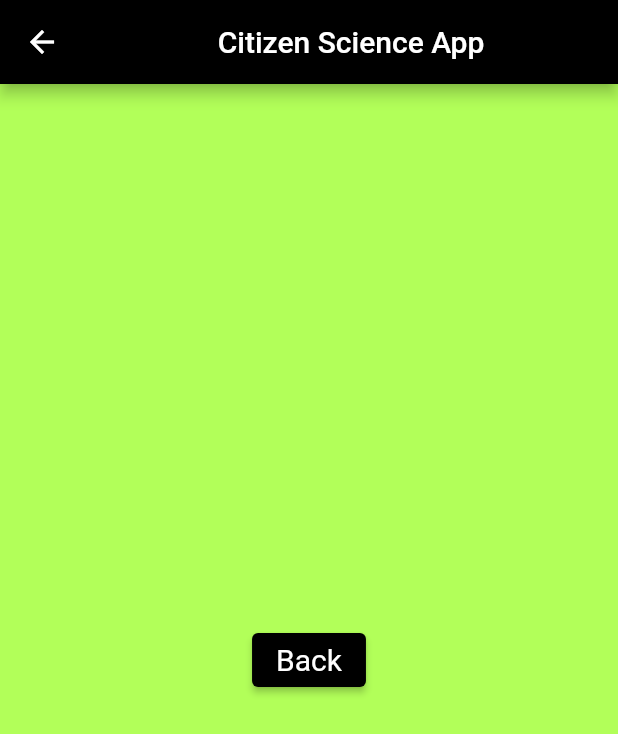
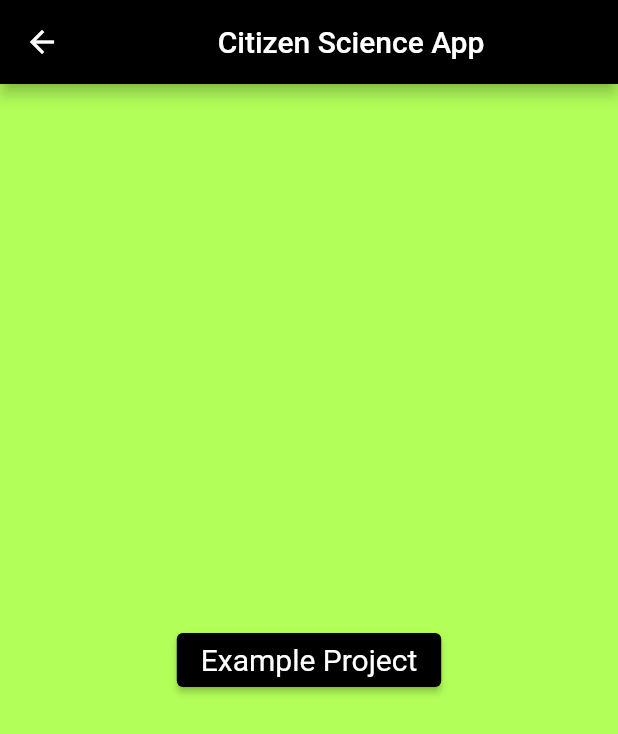
Before and after one commit to brian-rud/osu-cs467-citizen-science, a Flutter app: the screen it shows after launch, after a tap on "Submit", on a phone screen of 412 x 824 dp. Shown: the top 734 px of the screen. Run offline on Flutter 3.47's test engine with Material 2 defaults, Android fonts, the phone set to English and light mode, and no system bars.

Commit message:
Further Navigation Improvements
Able to create a 'Project' object on the class code page that passes that object to other pages; will implement http calls as well;

```diff
--- a/flutter_citizen_science/lib/main.dart
+++ b/flutter_citizen_science/lib/main.dart
@@ -1,4 +1,6 @@
 import 'package:flutter/material.dart';
+import 'package:flutter_citizen_science/modules/class_details.dart';
+import 'package:flutter_citizen_science/modules/class_input_screen.dart';
 
 void main() => (runApp(const CitizenScienceApp()));
 
@@ -12,142 +14,3 @@ class CitizenScienceApp extends StatelessWidget {
     );
   }
 }
-
-// home input page
-
-class CodeInputScreen extends StatelessWidget {
-  const CodeInputScreen({Key? key}) : super(key: key);
-
-  final String _title = 'Citizen Science App';
-
-  @override
-  Widget build(BuildContext context) {
-    return Scaffold(
-      appBar: AppBar(
-        title: Center(child: Text(_title)),
-        backgroundColor: Colors.black,
-      ),
-      body: const ClassCodeInput(),
-      backgroundColor: Colors.lightGreenAccent,
-    );
-  }
-}
-
-class ClassCodeInput extends StatefulWidget {
-  const ClassCodeInput({Key? key}) : super(key: key);
-
-  @override
-  _ClassCodeInputState createState() => _ClassCodeInputState();
-}
-
-class _ClassCodeInputState extends State<ClassCodeInput> {
-  final GlobalKey<FormState> _classCode = GlobalKey<FormState>();
-
-  @override
-  Widget build(BuildContext context) {
-    return Padding(
-      padding: const EdgeInsets.all(10),
-      child: ListView(
-        children: <Widget>[
-          Container(
-            alignment: Alignment.center,
-            padding: const EdgeInsets.all(40),
-            child: const FittedBox(
-              fit: BoxFit.contain,
-              child: FlutterLogo(
-                curve: Curves.bounceIn,
-                size: 100,
-              ),
-            ),
-          ),
-          Container(
-              alignment: Alignment.center,
-              padding: const EdgeInsets.all(10),
-              child: const Text(
-                'Welcome to the Citizen Science App!',
-                textAlign: TextAlign.center,
-                style: TextStyle(
-                    color: Colors.black,
-                    fontWeight: FontWeight.w500,
-                    fontSize: 30),
-              )),
-          Container(
-            alignment: Alignment.center,
-            padding: const EdgeInsets.all(10),
-            child: const TextField(
-              textAlign: TextAlign.center,
-              decoration: InputDecoration(
-                fillColor: Colors.white,
-                filled: true,
-                // errorText: 'Invalid Code',
-                enabledBorder: OutlineInputBorder(
-                    borderSide: BorderSide(
-                  color: Colors.black,
-                  width: 2,
-                )),
-                focusedBorder: OutlineInputBorder(
-                    borderSide: BorderSide(
-                  color: Colors.black,
-                  width: 2,
-                )),
-                labelText: 'Code',
-              ),
-            ),
-          ),
-          Container(
-            height: 50,
-            padding: const EdgeInsets.fromLTRB(10, 0, 10, 0),
-            child: ElevatedButton(
-              child: const Text(
-                'Submit',
-              ),
-              onPressed: () {
-                Navigator.push(context, MaterialPageRoute(builder: (context) {
-                  return const ClassDetailsScreen();
-                }));
-              },
-              style: ButtonStyle(
-                textStyle:
-                    MaterialStateProperty.all(const TextStyle(fontSize: 20)),
-                backgroundColor: MaterialStateProperty.all(Colors.black),
-              ),
-            ),
-          )
-        ],
-      ),
-    );
-  }
-}
-
-// class details page
-
-class ClassDetailsScreen extends StatelessWidget {
-  const ClassDetailsScreen({Key? key}) : super(key: key);
-
-  final String _title = 'Citizen Science App';
-
-  @override
-  Widget build(BuildContext context) {
-    return Scaffold(
-      appBar: AppBar(
-        title: Center(child: Text(_title)),
-        backgroundColor: Colors.black,
-      ),
-      body: Center(
-        child: ElevatedButton(
-          child: const Text('Back'),
-          onPressed: () {
-            Navigator.pop(context);
-          },
-          style: ButtonStyle(
-            textStyle: MaterialStateProperty.all(const TextStyle(fontSize: 20)),
-            backgroundColor: MaterialStateProperty.all(Colors.black),
-          ),
-        ),
-      ),
-      backgroundColor: Colors.lightGreenAccent,
-    );
-  }
-}
-
-// class details page
--- a/flutter_citizen_science/lib/modules/app_bar.dart
+++ /dev/null
@@ -1 +0,0 @@
-import 'package:flutter/material.dart';
--- /dev/null
+++ b/flutter_citizen_science/lib/modules/class_details.dart
@@ -0,0 +1,36 @@
+import 'package:flutter/material.dart';
+import 'package:flutter_citizen_science/modules/class_input_screen.dart';
+import 'class_input_screen.dart';
+import 'projectObj.dart';
+// class details page
+
+class ClassDetailsScreen extends StatelessWidget {
+  const ClassDetailsScreen(this.currentProject, {Key? key}) : super(key: key);
+
+  final String _title = 'Citizen Science App';
+
+  final ProjectObj currentProject;
+
+  @override
+  Widget build(BuildContext context) {
+    return Scaffold(
+      appBar: AppBar(
+        title: Center(child: Text(_title)),
+        backgroundColor: Colors.black,
+      ),
+      body: Center(
+        child: ElevatedButton(
+          child: Text(currentProject.getProjectTitle),
+          onPressed: () {
+            Navigator.pop(context);
+          },
+          style: ButtonStyle(
+            textStyle: MaterialStateProperty.all(const TextStyle(fontSize: 20)),
+            backgroundColor: MaterialStateProperty.all(Colors.black),
+          ),
+        ),
+      ),
+      backgroundColor: Colors.lightGreenAccent,
+    );
+  }
+}
--- /dev/null
+++ b/flutter_citizen_science/lib/modules/class_input_screen.dart
@@ -0,0 +1,146 @@
+import 'package:flutter/material.dart';
+import 'class_details.dart';
+import 'projectObj.dart';
+
+// home input page
+
+class CodeInputScreen extends StatelessWidget {
+  const CodeInputScreen({Key? key}) : super(key: key);
+
+  final String _title = 'Citizen Science App';
+
+  @override
+  Widget build(BuildContext context) {
+    return Scaffold(
+      appBar: AppBar(
+        title: Center(child: Text(_title)),
+        backgroundColor: Colors.black,
+      ),
+      body: const ClassCodeInput(),
+      backgroundColor: Colors.lightGreenAccent,
+    );
+  }
+}
+
+class ClassCodeInput extends StatefulWidget {
+  const ClassCodeInput({Key? key}) : super(key: key);
+
+  @override
+  _ClassCodeInputState createState() => _ClassCodeInputState();
+}
+
+class _ClassCodeInputState extends State<ClassCodeInput> {
+  final TextEditingController _classCode = TextEditingController();
+
+  @override
+  void initState() {
+    super.initState();
+
+    // Start listening to changes.
+    _classCode.addListener(_printLatestValue);
+  }
+
+  @override
+  void dispose() {
+    // Clean up the controller when the widget is removed from the
+    // widget tree.
+    _classCode.dispose();
+    super.dispose();
+  }
+
+  void _printLatestValue() {
+    print('Second text field: ${_classCode.text}');
+  }
+
+  ProjectObj _getProjectObject() {
+    // sample object currently, will build error catching with http request
+    ProjectObj currentProject = ProjectObj(
+        1,
+        1,
+        1111,
+        'Example Project',
+        'Example Product Description',
+        'Example Project Prompt',
+        'Science',
+        DateTime.utc(2023, 11, 9));
+    return currentProject;
+  }
+
+  @override
+  Widget build(BuildContext context) {
+    return Padding(
+      padding: const EdgeInsets.all(10),
+      child: ListView(
+        children: <Widget>[
+          Container(
+            alignment: Alignment.center,
+            padding: const EdgeInsets.all(40),
+            child: const FittedBox(
+              fit: BoxFit.contain,
+              child: FlutterLogo(
+                curve: Curves.bounceIn,
+                size: 100,
+              ),
+            ),
+          ),
+          Container(
+              alignment: Alignment.center,
+              padding: const EdgeInsets.all(10),
+              child: const Text(
+                'Welcome to the Citizen Science App!',
+                textAlign: TextAlign.center,
+                style: TextStyle(
+                    color: Colors.black,
+                    fontWeight: FontWeight.w500,
+                    fontSize: 30),
+              )),
+          Container(
+            alignment: Alignment.center,
+            padding: const EdgeInsets.all(10),
+            child: TextField(
+              controller: _classCode,
+              textAlign: TextAlign.center,
+              decoration: const InputDecoration(
+                fillColor: Colors.white,
+                filled: true,
+                // errorText: 'Invalid Code',
+                enabledBorder: OutlineInputBorder(
+                    borderSide: BorderSide(
+                  color: Colors.black,
+                  width: 2,
+                )),
+                focusedBorder: OutlineInputBorder(
+                    borderSide: BorderSide(
+                  color: Colors.black,
+                  width: 2,
+                )),
+                labelText: 'Code',
+              ),
+            ),
+          ),
+          Container(
+            height: 50,
+            padding: const EdgeInsets.fromLTRB(10, 0, 10, 0),
+            child: ElevatedButton(
+              child: const Text(
+                'Submit',
+              ),
+              onPressed: () {
+                Navigator.push(context, MaterialPageRoute(builder: (context) {
+                  ProjectObj currentProject = _getProjectObject();
+                  print(currentProject.getProjectTitle);
+                  return ClassDetailsScreen(currentProject);
+                }));
+              },
+              style: ButtonStyle(
+                textStyle:
+                    MaterialStateProperty.all(const TextStyle(fontSize: 20)),
+                backgroundColor: MaterialStateProperty.all(Colors.black),
+              ),
+            ),
+          )
+        ],
+      ),
+    );
+  }
+}
--- /dev/null
+++ b/flutter_citizen_science/lib/modules/projectObj.dart
@@ -0,0 +1,66 @@
+// class object to store class name and description
+// also futher data and methods
+
+class ProjectObj {
+  int? projectID;
+  int? teacherID;
+  int? projectCode;
+  String? projectTitle;
+  String? projectDesc;
+  String? projectPrompt;
+  String? projectCategory;
+  DateTime? projectEndDate;
+
+  ProjectObj(
+      this.projectID,
+      this.teacherID,
+      this.projectCode,
+      this.projectTitle,
+      this.projectDesc,
+      this.projectPrompt,
+      this.projectCategory,
+      this.projectEndDate);
+
+  ProjectObj.fromJson(Map<String, dynamic> json)
+      : projectID = json['project_id'],
+        teacherID = json['teacher_id'],
+        projectCode = json['project_code'],
+        projectTitle = json['title'],
+        projectDesc = json['description'],
+        projectPrompt = json['prompt'],
+        projectCategory = json['category'],
+        projectEndDate = json['end_date'];
+
+  // GET methods
+  String get getProjectTitle {
+    return '$projectTitle';
+  }
+
+  String get getProjectDesc {
+    return '$projectDesc';
+  }
+
+  int? get getProjectID {
+    return projectID;
+  }
+
+  int? get getTeacherID {
+    return teacherID;
+  }
+
+  int? get getProjectCode {
+    return projectCode;
+  }
+
+  String get getProjectPrompt {
+    return '$projectPrompt';
+  }
+
+  String get getProjectCategory {
+    return '$projectCategory';
+  }
+
+  DateTime? get getEndDate {
+    return projectEndDate;
+  }
+}
```
Also changed, not shown: 3 other files.
